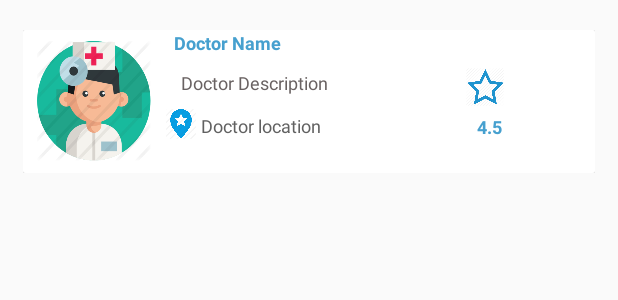
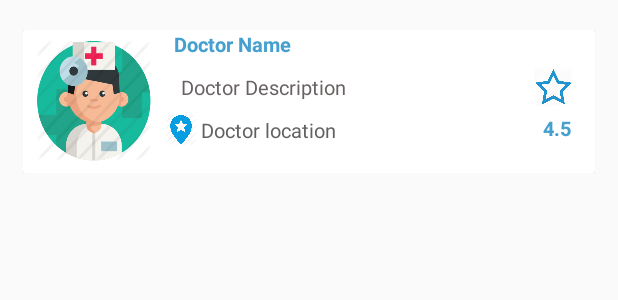
Before and after one commit to bubblebao/My-Pets, an Android app: the layout doctors_items_layout.xml on its own in the app's theme, with its tools: preview values and no code run, on a phone screen of 412 x 824 dp. Shown: the top 300 px of the screen. Run offline under Robolectric (Android 15) with nearby library versions, the phone set to English and light mode, and no system bars.

Commit message:
Fix layout

```diff
--- a/app/src/main/java/com/project/mypetsphuket/Prevalent/Encryption.java
+++ b/app/src/main/java/com/project/mypetsphuket/Prevalent/Encryption.java
@@ -11,7 +11,6 @@ import javax.crypto.spec.SecretKeySpec;
 public class Encryption {
 
     private String input ;
-    private String input_password ;
     private String AES = "AES" ;
     private String password = "My Pets PK" ;
 
@@ -25,9 +24,9 @@ public class Encryption {
         Cipher c = Cipher.getInstance(AES);
         c.init(Cipher.ENCRYPT_MODE,key);
         byte[] encVal = c.doFinal(input.getBytes());
-        String encryptedValue = Base64.encodeToString(encVal ,Base64.DEFAULT);
+        String encryptedValue = Base64.encodeToString(encVal , Base64.DEFAULT);
 
-        return encryptedValue;
+        return '$'+encryptedValue;
     }
 
     private SecretKeySpec generateKey(String password) throws Exception {
--- a/app/src/main/java/com/project/mypetsphuket/RegisterActivity.java
+++ b/app/src/main/java/com/project/mypetsphuket/RegisterActivity.java
@@ -22,7 +22,7 @@ import com.google.firebase.database.FirebaseDatabase;
 import com.google.firebase.database.ValueEventListener;
 import com.project.mypetsphuket.Prevalent.Encryption;
 import com.project.mypetsphuket.Prevalent.PasswordEncryption;
-import com.project.mypetsphuket.Prevalent.PasswordEncrytion;
+
 
 import java.util.HashMap;
 import java.util.concurrent.Delayed;
--- a/app/src/main/res/layout/activity_splash.xml
+++ b/app/src/main/res/layout/activity_splash.xml
@@ -25,12 +25,11 @@
         app:srcCompat="@drawable/appname" />
 
     <ProgressBar
-        android:layout_width="70dp"
+        android:layout_width="65dp"
         android:layout_height="70dp"
         android:layout_centerHorizontal="true"
         android:layout_marginTop="65dp"
         android:layout_below="@+id/txt_appName"/>
 
 
-
 </RelativeLayout>
--- a/app/src/main/res/layout/doctors_items_layout.xml
+++ b/app/src/main/res/layout/doctors_items_layout.xml
@@ -29,7 +29,7 @@
                 android:background="@drawable/ic_doctor_load" />
 
             <RelativeLayout
-                android:layout_width="wrap_content"
+                android:layout_width="match_parent"
                 android:layout_height="wrap_content">
 
                 <TextView
@@ -38,8 +38,8 @@
                     android:layout_height="wrap_content"
                     android:text="Doctor Name"
                     android:textAlignment="textStart"
-                    android:layout_marginLeft="5dp"
-                    android:textSize="12dp"
+                    android:layout_marginStart="5dp"
+                    android:textSize="13sp"
                     android:textColor="@color/colorPrimary"
                     android:textStyle="bold"/>
 
@@ -48,12 +48,12 @@
                     android:layout_width="160dp"
                     android:layout_height="wrap_content"
                     android:layout_below="@+id/Doctor_Name"
-                    android:layout_marginLeft="10dp"
+                    android:layout_marginStart="10dp"
                     android:layout_marginTop="10dp"
                     android:text="Doctor Description"
                     android:textAlignment="textStart"
                     android:textColor="@color/black_grey"
-                    android:textSize="12dp" />
+                    android:textSize="13sp" />
 
                 <ImageView
                     android:layout_width="20dp"
@@ -68,18 +68,18 @@
                     android:layout_height="wrap_content"
                     android:layout_below="@+id/Doctor_Description"
                     android:text="Doctor location"
-                    android:layout_marginTop="12dp"
-                    android:layout_marginLeft="23dp"
+                    android:layout_marginTop="10dp"
+                    android:layout_marginStart="23dp"
                     android:textAlignment="textStart"
-                    android:textSize="12dp"
+                    android:textSize="13sp"
                     android:textColor="@color/grey" />
 
                 <ImageView
                     android:id="@+id/Doctor_star"
                     android:layout_width="25dp"
                     android:layout_height="25dp"
-                    android:layout_toRightOf="@id/Doctor_Description"
-                    android:layout_marginLeft="30dp"
+                    android:layout_alignParentEnd="true"
+                    android:layout_marginEnd="15dp"
                     android:layout_marginTop="25dp"
                     android:src="@drawable/ic_rate_star" />
 
@@ -89,54 +89,13 @@
                     android:layout_height="wrap_content"
                     android:layout_below="@id/Doctor_star"
                     android:textColor="@color/colorPrimaryDark"
+                    android:layout_marginEnd="15dp"
                     android:layout_marginTop="5dp"
-                    android:layout_toRightOf="@id/Doctor_location"
-                    android:layout_marginLeft="22dp"
+                    android:layout_alignParentEnd="true"
                     android:textAlignment="center"
                     android:text="4.5"
-                    android:textSize="12dp"
+                    android:textSize="13sp"
                     android:textStyle="bold"/>
-
-            </RelativeLayout>
-
-            <RelativeLayout
-                android:layout_width="50dp"
-                android:layout_height="wrap_content">
-
-                <ImageView
-                    android:id="@+id/map_mark"
-                    android:layout_width="20dp"
-                    android:layout_height="20dp"
-                    android:layout_marginLeft="12dp"
-                    android:src="@drawable/ic_mark_blue"
-                    android:visibility="invisible"
-                    android:layout_marginTop="0dp"/>
-
-
-                <!--ImageView
-                    android:id="@+id/Doctor_Ratee"
-                    android:layout_width="25dp"
-                    android:layout_height="25dp"
-                    android:layout_below="@id/map_mark"
-                    android:layout_marginLeft="1dp"
-                    android:layout_marginTop="15dp"
-                    android:src="@drawable/ic_rate_star" />
-
-
-                <TextView
-                    android:id="@+id/Doctor_Rating"
-                    android:layout_width="20dp"
-                    android:layout_height="wrap_content"
-                    android:text="4.5"
-                    android:layout_below="@id/map_mark"
-                    android:textColor="@color/colorPrimaryDark"
-                    android:layout_marginTop="19dp"
-                    android:layout_marginLeft="30dp"
-                    android:textAlignment="center"
-                    android:textSize="12dp"
-                    android:textStyle="bold"/-->
-
-
 
             </RelativeLayout>
 
```
Also changed, not shown: app/src/main/java/com/project/mypetsphuket/Prevalent/PasswordEncrytion.java (deleted, +0 -34 lines), app/src/main/res/layout/emergency_items_layout.xml (+13 -21 lines), app/src/main/res/layout/hospital_items_layout.xml (+15 -56 lines), app/src/main/res/layout/petshop_items_layout.xml (+15 -16 lines).
